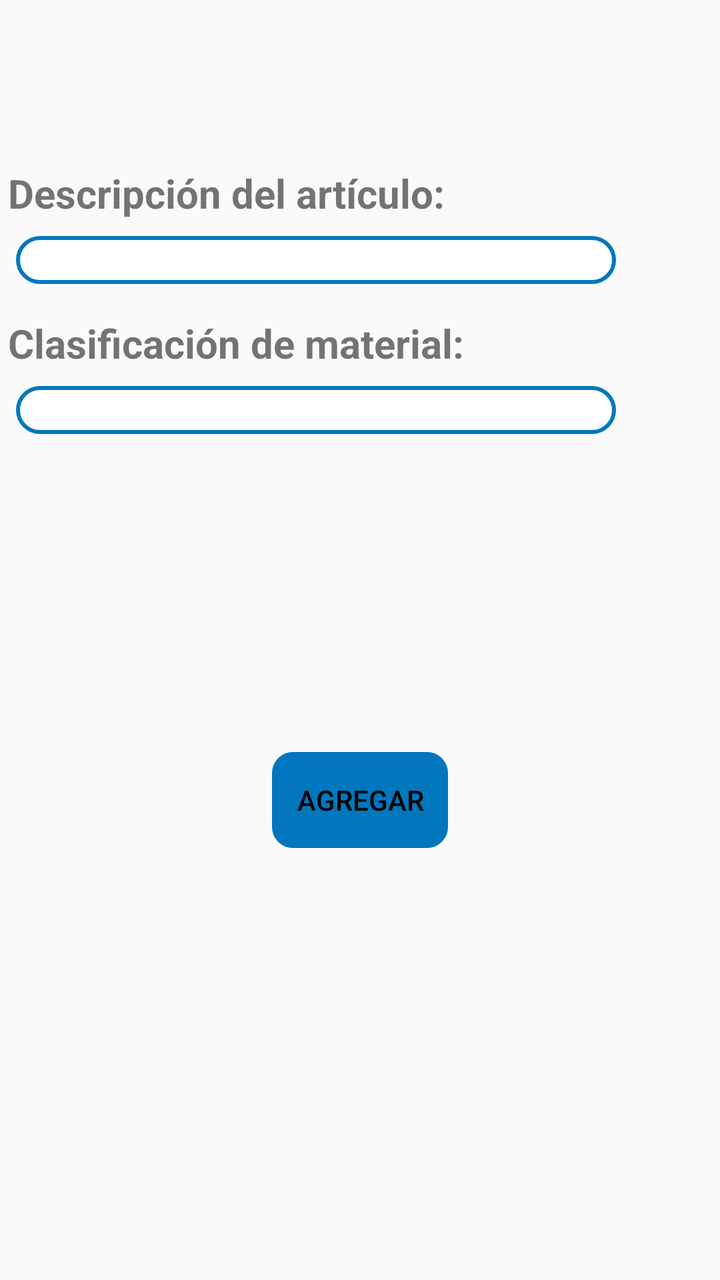
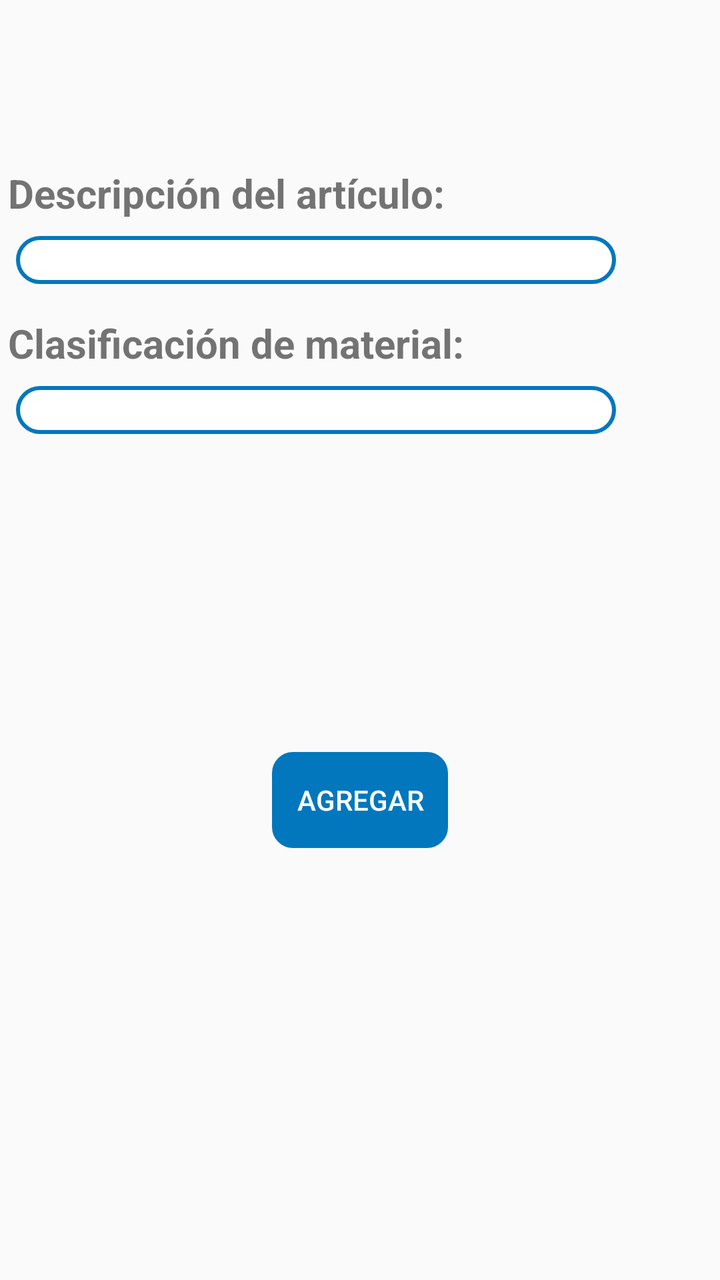

Screens rendered from an Android XML layout before and after an edit, with the pre-edit source and the edit as a unified diff.
<!-- AndroidManifest.xml: application theme AppTheme -->
<!-- res/layout/activity_descarga_ordenes.xml -->
<?xml version="1.0" encoding="utf-8"?>
<ScrollView xmlns:app="http://schemas.android.com/apk/res-auto"
    xmlns:tools="http://schemas.android.com/tools"
    android:layout_height="wrap_content"
    xmlns:android="http://schemas.android.com/apk/res/android"
    android:layout_width="match_parent"
    >



        <android.support.constraint.ConstraintLayout
            android:layout_width="match_parent"
            android:layout_height="match_parent"
            android:paddingBottom="8dp"
            android:layout_marginTop="75dp"
            app:layout_constraintBottom_toBottomOf="parent"
            app:layout_constraintEnd_toEndOf="parent"
            app:layout_constraintStart_toStartOf="parent"
            app:layout_constraintTop_toTopOf="parent">

            <android.support.constraint.ConstraintLayout
                android:id="@+id/constrain_descargaMateriales"
                android:layout_width="match_parent"
                android:layout_height="wrap_content"
                android:layout_marginTop="8dp"
                android:visibility="visible"
                app:layout_constraintEnd_toEndOf="parent"
                app:layout_constraintStart_toStartOf="parent"
                app:layout_constraintTop_toTopOf="parent">

                <TextView
                    android:id="@+id/textView10"
                    android:layout_width="wrap_content"
                    android:layout_height="wrap_content"
                    android:layout_marginStart="4dp"
                    android:text="@string/descripArticu"
                    android:textSize="20dp"
                    android:textStyle="bold"
                    app:layout_constraintStart_toStartOf="parent"
                    app:layout_constraintTop_toTopOf="parent" />

                <Spinner
                    android:id="@+id/descripcionArticuloDesc"
                    android:layout_width="300dp"
                    android:layout_height="24dp"
                    android:layout_marginStart="8dp"
                    android:layout_marginTop="8dp"
                    android:background="@drawable/disenio_spinner"
                    app:layout_constraintStart_toStartOf="parent"
                    app:layout_constraintTop_toBottomOf="@+id/textView10" />


                <TextView
                    android:id="@+id/textView9"
                    android:layout_width="wrap_content"
                    android:layout_height="wrap_content"
                    android:layout_marginStart="4dp"
                    android:layout_marginTop="16dp"
                    android:text="@string/clasificacionMate"
                    android:textSize="20dp"
                    android:textStyle="bold"
                    app:layout_constraintStart_toStartOf="parent"
                    app:layout_constraintTop_toBottomOf="@+id/descripcionArticuloDesc" />

                <Spinner
                    android:id="@+id/clasificacionMatDesc"
                    android:layout_width="300dp"
                    android:layout_height="24dp"
                    android:layout_marginStart="8dp"
                    android:layout_marginTop="8dp"
                    android:background="@drawable/disenio_spinner"
                    app:layout_constraintStart_toStartOf="parent"
                    app:layout_constraintTop_toBottomOf="@+id/textView9" />

            </android.support.constraint.ConstraintLayout>

            <android.support.constraint.ConstraintLayout
                android:id="@+id/constrain_Extenciones"
                android:layout_width="match_parent"
                android:layout_height="wrap_content"
                android:layout_marginTop="8dp"
                android:visibility="gone"
                app:layout_constraintEnd_toEndOf="parent"
                app:layout_constraintHorizontal_bias="1.0"
                app:layout_constraintStart_toStartOf="parent"
                app:layout_constraintTop_toBottomOf="@+id/constrain_descargaMateriales">

                <TextView
                    android:id="@+id/textView11"
                    android:layout_width="350dp"
                    android:layout_height="wrap_content"
                    android:layout_marginStart="4dp"

                    android:layout_marginTop="8dp"
                    android:text="@string/seleccionExt"
                    android:textSize="20dp"
                    android:textStyle="bold"
                    app:layout_constraintStart_toStartOf="parent"
                    app:layout_constraintTop_toTopOf="parent" />

                <Spinner
                    android:id="@+id/extencionesDescarga"
                    android:layout_width="350dp"
                    android:layout_height="24dp"
                    android:layout_marginStart="8dp"
                    android:layout_marginTop="8dp"
                    android:background="@drawable/disenio_spinner"
                    app:layout_constraintStart_toStartOf="parent"
                    app:layout_constraintTop_toBottomOf="@+id/textView11" />
            </android.support.constraint.ConstraintLayout>

            <android.support.constraint.ConstraintLayout
                android:id="@+id/constrain_Cantidad"
                android:layout_width="match_parent"
                android:layout_height="wrap_content"
                android:layout_marginTop="8dp"
                android:visibility="gone"
                app:layout_constraintEnd_toEndOf="parent"
                app:layout_constraintHorizontal_bias="0.0"
                app:layout_constraintStart_toStartOf="parent"
                app:layout_constraintTop_toBottomOf="@+id/constrain_Extenciones">

                <TextView
                    android:id="@+id/textView12"
                    android:layout_width="wrap_content"
                    android:layout_height="wrap_content"
                    android:layout_marginStart="8dp"
                    android:layout_marginLeft="8dp"
                    android:layout_marginTop="8dp"
                    android:text="@string/cantidad"
                    android:textSize="20dp"
                    android:textStyle="bold"
                    app:layout_constraintStart_toStartOf="parent"
                    app:layout_constraintTop_toTopOf="parent" />

                <EditText
                    android:id="@+id/piezaMD"
                    android:layout_width="350dp"
                    android:layout_height="wrap_content"
                    android:layout_marginStart="8dp"
                    android:layout_marginLeft="8dp"
                    android:layout_marginTop="8dp"
                    android:inputType="number"
                    android:textSize="20dp"
                    app:layout_constraintStart_toStartOf="parent"
                    app:layout_constraintTop_toBottomOf="@+id/textView12" />
            </android.support.constraint.ConstraintLayout>

            <android.support.constraint.ConstraintLayout
                android:id="@+id/constrain_Metraje"
                android:layout_width="match_parent"
                android:layout_height="wrap_content"
                android:textSize="20dp"
                android:visibility="invisible"
                app:layout_constraintEnd_toEndOf="parent"
                app:layout_constraintHorizontal_bias="0.0"
                app:layout_constraintStart_toStartOf="parent"
                app:layout_constraintTop_toBottomOf="@+id/constrain_Extenciones">

                <TextView
                    android:id="@+id/textView13"
                    android:layout_width="wrap_content"
                    android:layout_height="wrap_content"
                    android:layout_marginStart="50dp"
                    android:layout_marginTop="8dp"
                    android:text="@string/inicio"
                    android:textSize="20dp"
                    android:textStyle="bold"
                    app:layout_constraintStart_toEndOf="@+id/textView15"
                    app:layout_constraintTop_toTopOf="parent" />

                <TextView
                    android:id="@+id/textView14"
                    android:layout_width="wrap_content"
                    android:layout_height="wrap_content"
                    android:layout_marginStart="150dp"
                    android:layout_marginLeft="8dp"
                    android:layout_marginTop="8dp"
                    android:text="@string/fin"
                    android:textSize="20dp"
                    android:textStyle="bold"
                    app:layout_constraintStart_toStartOf="@id/textView13"
                    app:layout_constraintTop_toTopOf="parent" />

                <TextView
                    android:id="@+id/textView15"
                    android:layout_width="100dp"
                    android:layout_height="wrap_content"
                    android:layout_marginStart="8dp"
                    android:layout_marginLeft="8dp"
                    android:layout_marginTop="60dp"
                    android:text="@string/interior"
                    android:textSize="20dp"
                    android:textStyle="bold"
                    app:layout_constraintStart_toStartOf="parent"
                    app:layout_constraintTop_toTopOf="@id/textView13" />

                <TextView
                    android:id="@+id/textView16"
                    android:layout_width="100dp"
                    android:layout_height="wrap_content"
                    android:layout_marginStart="8dp"
                    android:layout_marginLeft="8dp"
                    android:layout_marginTop="50dp"
                    android:text="@string/exterior"
                    android:textSize="20dp"
                    android:textStyle="bold"
                    app:layout_constraintStart_toStartOf="parent"
                    app:layout_constraintTop_toTopOf="@id/textView15" />

                <EditText
                    android:id="@+id/InicialIDM"
                    android:layout_width="100dp"
                    android:layout_height="wrap_content"
                    android:layout_marginStart="24dp"
                    android:layout_marginLeft="24dp"
                    android:layout_marginTop="20dp"
                    android:inputType="number"
                    android:textSize="20dp"
                    app:layout_constraintStart_toEndOf="@+id/textView15"
                    app:layout_constraintTop_toBottomOf="@+id/textView13" />

                <EditText
                    android:id="@+id/FinalIDM"
                    android:layout_width="100dp"
                    android:layout_height="wrap_content"
                    android:layout_marginStart="40dp"
                    android:layout_marginLeft="40dp"
                    android:layout_marginTop="20dp"
                    android:inputType="number"
                    android:textSize="20dp"
                    app:layout_constraintStart_toEndOf="@+id/InicialIDM"
                    app:layout_constraintTop_toBottomOf="@+id/textView14" />

                <EditText
                    android:id="@+id/InicialEDM"
                    android:layout_width="100dp"
                    android:layout_height="wrap_content"
                    android:layout_marginStart="24dp"
                    android:layout_marginLeft="24dp"
                    android:layout_marginTop="8dp"
                    android:inputType="number"
                    android:textSize="20dp"
                    app:layout_constraintStart_toEndOf="@+id/textView16"
                    app:layout_constraintTop_toBottomOf="@+id/InicialIDM" />

                <EditText
                    android:id="@+id/FinalEDM"
                    android:layout_width="100dp"
                    android:layout_height="wrap_content"
                    android:layout_marginStart="40dp"
                    android:layout_marginLeft="40dp"
                    android:layout_marginTop="8dp"
                    android:inputType="number"
                    android:textSize="20dp"
                    app:layout_constraintStart_toEndOf="@+id/InicialEDM"
                    app:layout_constraintTop_toBottomOf="@+id/FinalIDM" />
            </android.support.constraint.ConstraintLayout>

            <Button
                android:id="@+id/agregarMaterial"
                android:layout_width="88dp"
                android:layout_height="wrap_content"
                android:layout_marginStart="8dp"
                android:layout_marginTop="8dp"
                android:layout_marginEnd="8dp"
                android:textColor="#000"
                android:background="@drawable/boton"
                android:backgroundTint="@color/colorPrimary"
                android:text="@string/agregar"
                app:layout_constraintEnd_toEndOf="parent"
                app:layout_constraintStart_toStartOf="parent"
                app:layout_constraintTop_toBottomOf="@+id/constrain_Metraje" />
            
            <HorizontalScrollView
                android:id="@+id/scrollhorizontal"
                android:layout_width="wrap_content"
                android:layout_height="wrap_content"
                android:layout_marginTop="16dp"
                android:scrollbars="horizontal"
                android:visibility="gone"
                app:layout_constraintEnd_toEndOf="parent"
                app:layout_constraintStart_toStartOf="parent"
                app:layout_constraintTop_toBottomOf="@+id/agregarMaterial">

                <LinearLayout
                    android:id="@+id/linearLayout"
                    android:layout_width="match_parent"
                    android:layout_height="wrap_content"
                    android:layout_marginTop="8dp"
                    android:orientation="horizontal"
                    app:layout_constraintTop_toBottomOf="@+id/agregarMaterial">

                    <TableLayout
                        android:id="@+id/tabla"
                        android:layout_width="wrap_content"
                        android:layout_height="wrap_content"
                        android:visibility="invisible"
                        />
                </LinearLayout>
            </HorizontalScrollView>
        </android.support.constraint.ConstraintLayout>

</ScrollView>
<!-- resources referenced by this layout -->
<resources>
  <color name="colorPrimary">#0277BD</color>
  <!-- drawable boton (drawable) -->
  <?xml version="1.0" encoding="utf-8"?>
      <shape xmlns:android="http://schemas.android.com/apk/res/android" android:shape="rectangle">
          <stroke  android:width="1dp"/>
          <corners android:radius="10dp"/>
  
  
      </shape>
  <!-- drawable disenio_spinner (drawable) -->
  <?xml version="1.0" encoding="utf-8"?>
  <selector xmlns:android="http://schemas.android.com/apk/res/android">
          <item>
              <shape>
                  <solid
                      android:color="@color/fondoBlanco">
                  </solid>
  
                  <corners android:radius="15dp" />
  
                  <padding
                      android:bottom="1dp"
                      android:left="2dp"
                      android:right="10dp"
                      android:top="1dp" />
                  <stroke
                      android:width="2dp"
                      android:color="@color/colorPrimary"/>
              </shape>
          </item>
  </selector>
  <string name="agregar">Agregar</string>
  <string name="cantidad">Cantidad:</string>
  <string name="clasificacionMate">Clasificación de material:</string>
  <string name="descripArticu">Descripción del artículo:</string>
  <string name="exterior">Exterior</string>
  <string name="fin">Fin</string>
  <string name="inicio">Inicio</string>
  <string name="interior">Interior</string>
  <string name="seleccionExt">Selecciona la extensión:</string>
  <style name="AppTheme" parent="Theme.AppCompat.Light.DarkActionBar">
          
          <item name="colorPrimary">@color/colorPrimary</item>
          <item name="colorPrimaryDark">@color/colorPrimaryDark</item>
          <item name="colorAccent">@color/colorAccent</item>
          <item name="android:colorForeground">@android:color/background_dark</item>
      </style>
  <color name="fondoBlanco">#fff</color>
  <color name="colorPrimaryDark">#004C8C</color>
  <color name="colorAccent">#0000FF</color>
</resources>

<!-- the commit's change to res/layout/activity_descarga_ordenes.xml (unified diff, before → after) -->
@@ -30,7 +30,7 @@
 
                 <TextView
                     android:id="@+id/textView10"
-                    android:layout_width="wrap_content"
+                    android:layout_width="300dp"
                     android:layout_height="wrap_content"
                     android:layout_marginStart="4dp"
                     android:text="@string/descripArticu"
@@ -52,7 +52,7 @@
 
                 <TextView
                     android:id="@+id/textView9"
-                    android:layout_width="wrap_content"
+                    android:layout_width="300dp"
                     android:layout_height="wrap_content"
                     android:layout_marginStart="4dp"
                     android:layout_marginTop="16dp"
@@ -87,7 +87,7 @@
 
                 <TextView
                     android:id="@+id/textView11"
-                    android:layout_width="350dp"
+                    android:layout_width="300dp"
                     android:layout_height="wrap_content"
                     android:layout_marginStart="4dp"
 
@@ -100,7 +100,7 @@
 
                 <Spinner
                     android:id="@+id/extencionesDescarga"
-                    android:layout_width="350dp"
+                    android:layout_width="300dp"
                     android:layout_height="24dp"
                     android:layout_marginStart="8dp"
                     android:layout_marginTop="8dp"
@@ -122,10 +122,9 @@
 
                 <TextView
                     android:id="@+id/textView12"
-                    android:layout_width="wrap_content"
-                    android:layout_height="wrap_content"
-                    android:layout_marginStart="8dp"
-                    android:layout_marginLeft="8dp"
+                    android:layout_width="250dp"
+                    android:layout_height="wrap_content"
+                    android:layout_marginStart="8dp"
                     android:layout_marginTop="8dp"
                     android:text="@string/cantidad"
                     android:textSize="20dp"
@@ -135,10 +134,9 @@
 
                 <EditText
                     android:id="@+id/piezaMD"
-                    android:layout_width="350dp"
-                    android:layout_height="wrap_content"
-                    android:layout_marginStart="8dp"
-                    android:layout_marginLeft="8dp"
+                    android:layout_width="300dp"
+                    android:layout_height="wrap_content"
+                    android:layout_marginStart="8dp"
                     android:layout_marginTop="8dp"
                     android:inputType="number"
                     android:textSize="20dp"
@@ -159,9 +157,9 @@
 
                 <TextView
                     android:id="@+id/textView13"
-                    android:layout_width="wrap_content"
-                    android:layout_height="wrap_content"
-                    android:layout_marginStart="50dp"
+                    android:layout_width="70dp"
+                    android:layout_height="wrap_content"
+                    android:layout_marginStart="40dp"
                     android:layout_marginTop="8dp"
                     android:text="@string/inicio"
                     android:textSize="20dp"
@@ -171,23 +169,21 @@
 
                 <TextView
                     android:id="@+id/textView14"
-                    android:layout_width="wrap_content"
-                    android:layout_height="wrap_content"
-                    android:layout_marginStart="150dp"
-                    android:layout_marginLeft="8dp"
-                    android:layout_marginTop="8dp"
+                    android:layout_width="50dp"
+                    android:layout_height="wrap_content"
+                    android:layout_marginTop="8dp"
+                    android:layout_marginEnd="25dp"
                     android:text="@string/fin"
                     android:textSize="20dp"
                     android:textStyle="bold"
-                    app:layout_constraintStart_toStartOf="@id/textView13"
+                    app:layout_constraintEnd_toEndOf="parent"
                     app:layout_constraintTop_toTopOf="parent" />
 
                 <TextView
                     android:id="@+id/textView15"
-                    android:layout_width="100dp"
-                    android:layout_height="wrap_content"
-                    android:layout_marginStart="8dp"
-                    android:layout_marginLeft="8dp"
+                    android:layout_width="75dp"
+                    android:layout_height="wrap_content"
+                    android:layout_marginStart="8dp"
                     android:layout_marginTop="60dp"
                     android:text="@string/interior"
                     android:textSize="20dp"
@@ -197,10 +193,9 @@
 
                 <TextView
                     android:id="@+id/textView16"
-                    android:layout_width="100dp"
-                    android:layout_height="wrap_content"
-                    android:layout_marginStart="8dp"
-                    android:layout_marginLeft="8dp"
+                    android:layout_width="75dp"
+                    android:layout_height="wrap_content"
+                    android:layout_marginStart="8dp"
                     android:layout_marginTop="50dp"
                     android:text="@string/exterior"
                     android:textSize="20dp"
@@ -210,50 +205,46 @@
 
                 <EditText
                     android:id="@+id/InicialIDM"
-                    android:layout_width="100dp"
-                    android:layout_height="wrap_content"
-                    android:layout_marginStart="24dp"
-                    android:layout_marginLeft="24dp"
+                    android:layout_width="75dp"
+                    android:layout_height="wrap_content"
                     android:layout_marginTop="20dp"
                     android:inputType="number"
                     android:textSize="20dp"
-                    app:layout_constraintStart_toEndOf="@+id/textView15"
+                    app:layout_constraintEnd_toEndOf="@+id/textView13"
+                    app:layout_constraintStart_toStartOf="@+id/textView13"
                     app:layout_constraintTop_toBottomOf="@+id/textView13" />
 
                 <EditText
                     android:id="@+id/FinalIDM"
-                    android:layout_width="100dp"
-                    android:layout_height="wrap_content"
-                    android:layout_marginStart="40dp"
-                    android:layout_marginLeft="40dp"
+                    android:layout_width="75dp"
+                    android:layout_height="wrap_content"
                     android:layout_marginTop="20dp"
                     android:inputType="number"
                     android:textSize="20dp"
-                    app:layout_constraintStart_toEndOf="@+id/InicialIDM"
+                    app:layout_constraintEnd_toEndOf="@+id/textView14"
+                    app:layout_constraintStart_toStartOf="@+id/textView14"
                     app:layout_constraintTop_toBottomOf="@+id/textView14" />
 
                 <EditText
                     android:id="@+id/InicialEDM"
-                    android:layout_width="100dp"
-                    android:layout_height="wrap_content"
-                    android:layout_marginStart="24dp"
-                    android:layout_marginLeft="24dp"
-                    android:layout_marginTop="8dp"
-                    android:inputType="number"
-                    android:textSize="20dp"
-                    app:layout_constraintStart_toEndOf="@+id/textView16"
+                    android:layout_width="75dp"
+                    android:layout_height="wrap_content"
+                    android:layout_marginTop="8dp"
+                    android:inputType="number"
+                    android:textSize="20dp"
+                    app:layout_constraintEnd_toEndOf="@+id/textView13"
+                    app:layout_constraintStart_toStartOf="@+id/textView13"
                     app:layout_constraintTop_toBottomOf="@+id/InicialIDM" />
 
                 <EditText
                     android:id="@+id/FinalEDM"
-                    android:layout_width="100dp"
-                    android:layout_height="wrap_content"
-                    android:layout_marginStart="40dp"
-                    android:layout_marginLeft="40dp"
-                    android:layout_marginTop="8dp"
-                    android:inputType="number"
-                    android:textSize="20dp"
-                    app:layout_constraintStart_toEndOf="@+id/InicialEDM"
+                    android:layout_width="75dp"
+                    android:layout_height="wrap_content"
+                    android:layout_marginTop="8dp"
+                    android:inputType="number"
+                    android:textSize="20dp"
+                    app:layout_constraintEnd_toEndOf="@+id/textView14"
+                    app:layout_constraintStart_toStartOf="@+id/textView14"
                     app:layout_constraintTop_toBottomOf="@+id/FinalIDM" />
             </android.support.constraint.ConstraintLayout>
 
@@ -264,7 +255,7 @@
                 android:layout_marginStart="8dp"
                 android:layout_marginTop="8dp"
                 android:layout_marginEnd="8dp"
-                android:textColor="#000"
+                android:textColor="#fff"
                 android:background="@drawable/boton"
                 android:backgroundTint="@color/colorPrimary"
                 android:text="@string/agregar"
